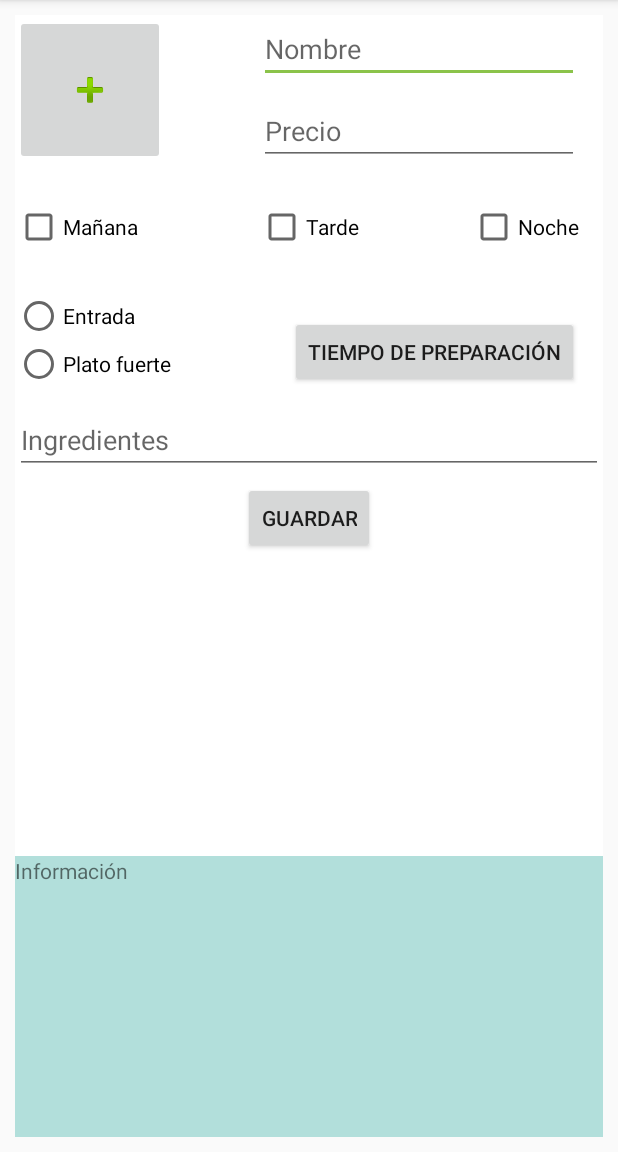
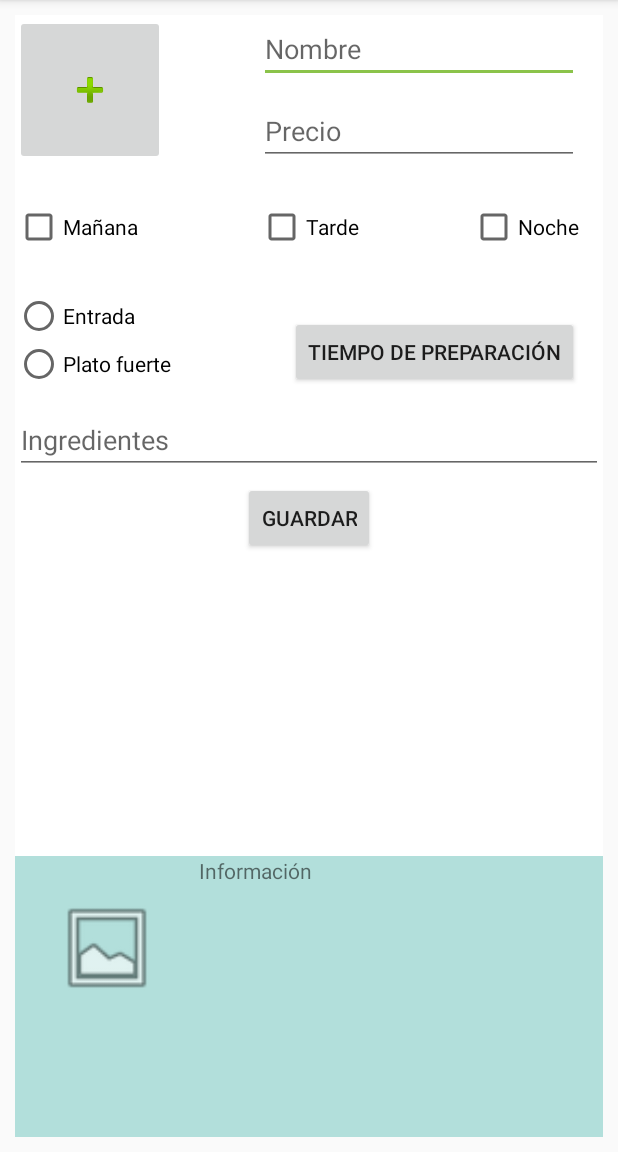
Before and after one commit to juanArias8/Mobile-computing, an Android app: the PlatesActivity screen opened directly, with no data from a screen before it, on a phone screen of 412 x 824 dp, the part 84-1236 px from its top. Run offline under Robolectric (Android 15) with nearby library versions, the phone set to English and light mode, and no system bars.

Commit message:
PlateActivity loadImage finished

```diff
--- a/LabsCM20181/Lab1-UI/src/main/java/co/edu/udea/compumovil/gr06_20181/lab1/DrinksActivity.java
+++ b/LabsCM20181/Lab1-UI/src/main/java/co/edu/udea/compumovil/gr06_20181/lab1/DrinksActivity.java
@@ -10,14 +10,14 @@ import android.widget.ImageView;
 
 public class DrinksActivity extends AppCompatActivity {
 
-    ImageView image;
+    ImageView ivDrinkImage;
 
     @Override
     protected void onCreate(Bundle savedInstanceState) {
         super.onCreate(savedInstanceState);
         setContentView(R.layout.activity_drinks);
 
-        image = (ImageView) findViewById(R.id.iv_drink_add_image);
+        ivDrinkImage = (ImageView) findViewById(R.id.iv_drink_add_image);
     }
 
     public void ibLoadImage(View view) {
@@ -35,7 +35,7 @@ public class DrinksActivity extends AppCompatActivity {
         super.onActivityResult(requestCode, resultCode, data);
         if (resultCode == RESULT_OK){
             Uri path = data.getData();
-            image.setImageURI(path);
+            ivDrinkImage.setImageURI(path);
         }
     }
 }
--- a/LabsCM20181/Lab1-UI/src/main/res/layout/activity_plates.xml
+++ b/LabsCM20181/Lab1-UI/src/main/res/layout/activity_plates.xml
@@ -111,6 +111,7 @@
             android:layout_alignParentStart="true"
             android:layout_alignParentTop="true"
             android:contentDescription="@string/ib_plate_content_description"
+            android:onClick="ibLoadImage"
             app:srcCompat="@android:drawable/ic_input_add" />
 
         <Button
@@ -135,9 +136,21 @@
             android:id="@+id/tv_plate_info"
             android:layout_width="match_parent"
             android:layout_height="match_parent"
-            android:layout_alignParentEnd="true"
             android:layout_alignParentTop="true"
+            android:layout_marginStart="11dp"
+            android:layout_toEndOf="@+id/iv_plate_add_image"
             android:text="@string/txt_plate_info" />
+
+        <ImageView
+            android:id="@+id/iv_plate_add_image"
+            android:layout_width="100dp"
+            android:layout_height="100dp"
+            android:layout_alignParentStart="true"
+            android:layout_alignParentTop="true"
+            android:layout_marginStart="11dp"
+            android:layout_marginTop="11dp"
+            android:padding="15dp"
+            app:srcCompat="@android:drawable/ic_menu_gallery" />
     </RelativeLayout>
 
 </LinearLayout>
```
Also changed, not shown: LabsCM20181/Lab1-UI/src/main/java/co/edu/udea/compumovil/gr06_20181/lab1/PlatesActivity.java (+27 -0 lines).
